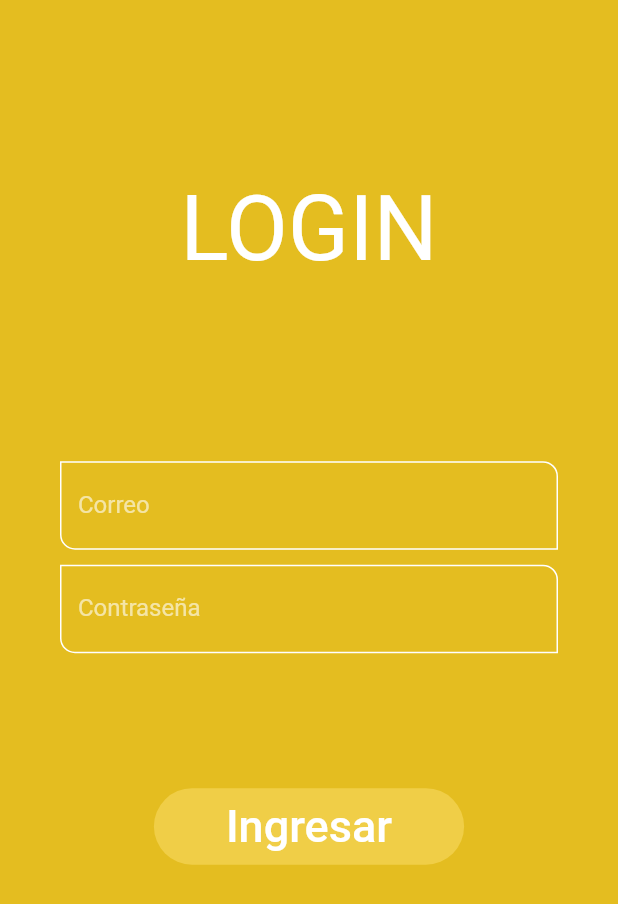
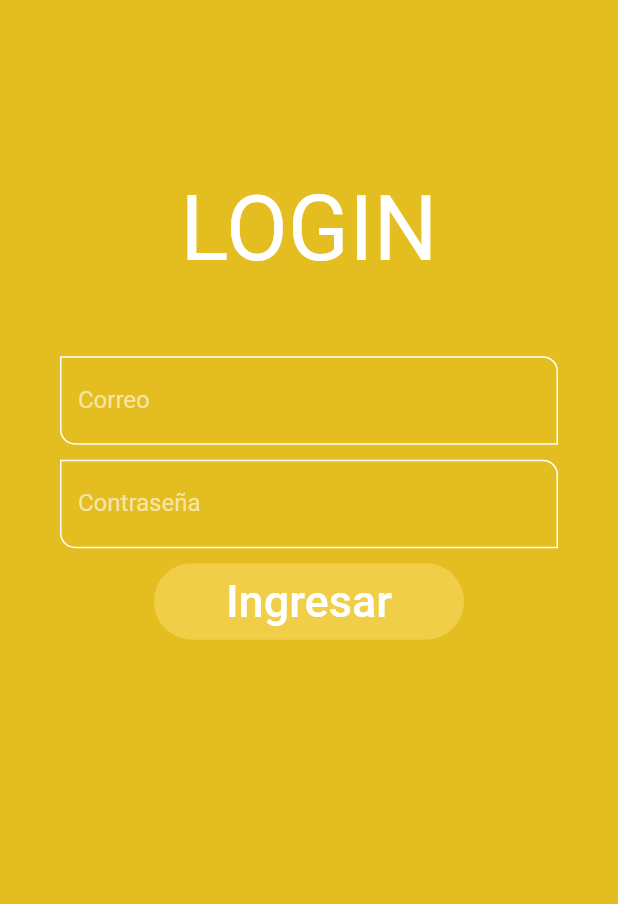
Before and after one commit to nelson19371/sgt-pasajeros, a Flutter app: the screen it shows after launch, scrolled down 576 dp, on a phone screen of 412 x 824 dp. Shown: the top 904 px of the screen. Run offline on Flutter 3.47's test engine with Material 2 defaults, Android fonts, the phone set to English and light mode, and no system bars.

Commit message:
Primer Commit

```diff
--- a/lib/screens/crearViajeScreen.dart
+++ b/lib/screens/crearViajeScreen.dart
@@ -139,7 +139,10 @@ class crearViajeScreen extends StatelessWidget {
 
                     width: double.infinity,
 
-                    child: Center(child:  Text('Iniciar Viaje',style: TextStyle(fontSize: 25)))
+                    child: Center(child:  Padding(
+                      padding: EdgeInsets.all(9.0),
+                      child: Text('Iniciar Viaje',style: TextStyle(fontSize: 25)),
+                    ))
 
 
                     ),
--- a/lib/screens/scroll_design.dart
+++ b/lib/screens/scroll_design.dart
@@ -109,11 +109,11 @@ class Page2 extends StatelessWidget {
         children: [
           const SizedBox(height: 90),
           const Text('LOGIN',style: TextStyle(fontSize: 60),),
-          const SizedBox(height: 120),
+          const SizedBox(height: 50),
           const Padding(
             padding: EdgeInsets.symmetric(horizontal: 40),
             child: TextField(
-              obscureText: true,
+              obscureText: false,
               decoration: InputDecoration(
     border: OutlineInputBorder(),
     labelText: 'Correo',
@@ -133,7 +133,7 @@ class Page2 extends StatelessWidget {
             ),
 
           ),
-           const SizedBox(height: 90),
+           const SizedBox(height: 10),
           Center(
             child: TextButton(
               onPressed: (){
```
